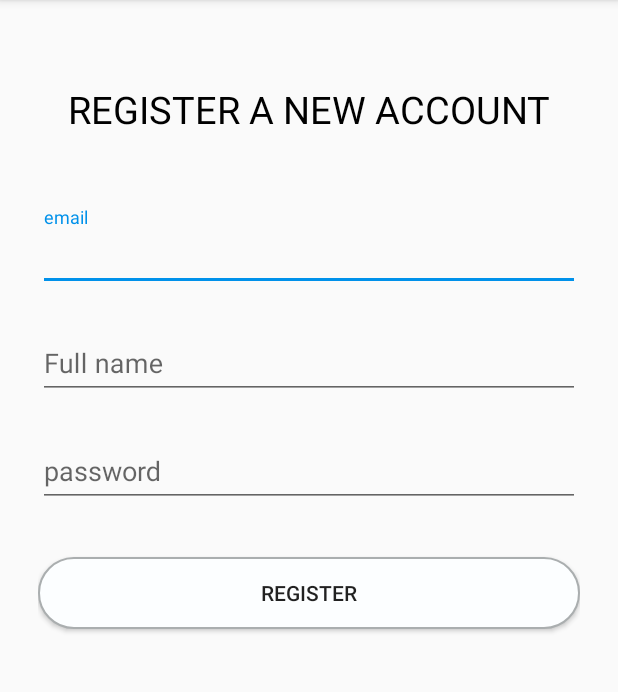
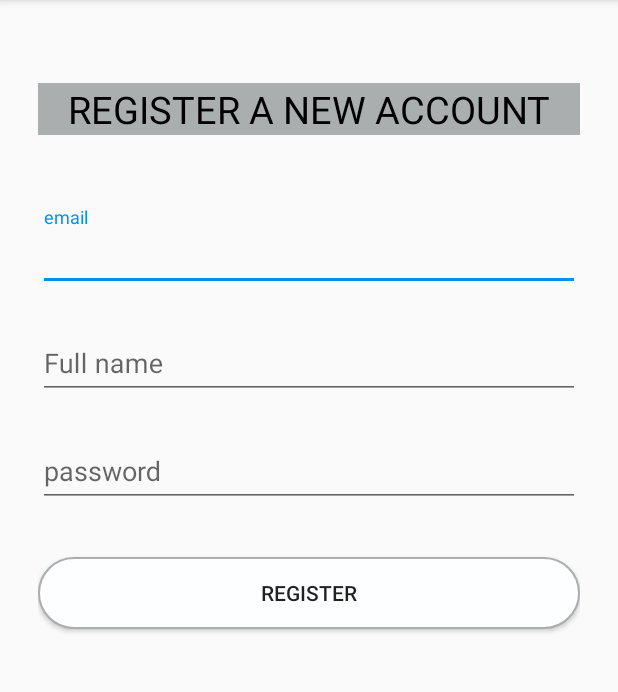
Before and after one commit to ebteesaam/EducationExchange, an Android app: the RegisterPage screen opened directly, with no data from a screen before it, on a phone screen of 412 x 824 dp, the part 84-776 px from its top. Run offline under Robolectric (Android 15) with nearby library versions, the phone set to English and light mode, and no system bars.

Commit message:
after add logo and design interface

```diff
--- a/app/src/main/res/layout/activity_profile_page.xml
+++ b/app/src/main/res/layout/activity_profile_page.xml
@@ -106,7 +106,7 @@
             android:layout_marginRight="12dp"
             android:layout_marginTop="50dp"
             android:background="@drawable/white_rounded_buttom"
-            android:text="My Book"/>
+            android:text="@string/my_books"/>
     </RelativeLayout>
     <RelativeLayout
         android:layout_width="match_parent"
--- a/app/src/main/res/layout/register_page.xml
+++ b/app/src/main/res/layout/register_page.xml
@@ -7,32 +7,33 @@
         android:layout_width="match_parent"
         android:layout_height="wrap_content"
         android:orientation="vertical"
-        android:paddingTop="55dp"
         android:paddingLeft="25dp"
         android:paddingRight="25dp"
+        android:paddingTop="55dp"
         >
         <TextView
             android:layout_width="match_parent"
             android:layout_height="wrap_content"
+            android:layout_gravity="center_horizontal"
+            android:layout_marginBottom="40dp"
+            android:background="@color/gray"
+            android:gravity="center_horizontal"
             android:text="@string/register"
-            android:textSize="25sp"
             android:textColor="@color/black"
-            android:layout_gravity="center_horizontal"
-            android:gravity="center_horizontal"
-            android:layout_marginBottom="40dp"/>
+            android:textSize="25sp"/>
 
         <android.support.design.widget.TextInputLayout
             android:layout_width="match_parent"
             android:layout_height="wrap_content"
-            android:layout_marginTop="8dp"
-            android:layout_marginBottom="8dp">
+            android:layout_marginBottom="8dp"
+            android:layout_marginTop="8dp">
 
             <EditText
+                android:id="@+id/input_email"
                 android:layout_width="match_parent"
                 android:layout_height="wrap_content"
+                android:hint="email"
                 android:inputType="textEmailAddress"
-                android:hint="email"
-                android:id="@+id/input_email"
                 />
 
         </android.support.design.widget.TextInputLayout>
@@ -40,15 +41,15 @@
         <android.support.design.widget.TextInputLayout
             android:layout_width="match_parent"
             android:layout_height="wrap_content"
-            android:layout_marginTop="8dp"
-            android:layout_marginBottom="8dp">
+            android:layout_marginBottom="8dp"
+            android:layout_marginTop="8dp">
 
             <EditText
+                android:id="@+id/input_username"
                 android:layout_width="match_parent"
                 android:layout_height="wrap_content"
+                android:hint="Full name"
                 android:inputType="text"
-                android:hint="Full name"
-                android:id="@+id/input_username"
                 />
 
         </android.support.design.widget.TextInputLayout>
@@ -56,28 +57,28 @@
         <android.support.design.widget.TextInputLayout
             android:layout_width="match_parent"
             android:layout_height="wrap_content"
-            android:layout_marginTop="8dp"
-            android:layout_marginBottom="8dp">
+            android:layout_marginBottom="8dp"
+            android:layout_marginTop="8dp">
 
             <EditText
+                android:id="@+id/input_password"
                 android:layout_width="match_parent"
                 android:layout_height="wrap_content"
+                android:hint="password"
                 android:inputType="textEmailAddress"
-                android:hint="password"
-                android:id="@+id/input_password"
                 />
 
         </android.support.design.widget.TextInputLayout>
 
         <android.support.v7.widget.AppCompatButton
+            android:id="@+id/btn_register"
             android:layout_width="match_parent"
             android:layout_height="wrap_content"
             android:layout_marginBottom="25dp"
             android:layout_marginTop="25dp"
-            android:text="Register"
-            android:id="@+id/btn_register"
+            android:background="@drawable/white_rounded_buttom"
             android:padding="12dp"
-            android:background="@drawable/white_rounded_buttom"/>
+            android:text="Register"/>
 
 
 
--- a/app/src/main/res/values/strings.xml
+++ b/app/src/main/res/values/strings.xml
@@ -6,11 +6,12 @@
     <string name="lecture_notes">Lecture Notes</string>
 
 
-    <string name="name_of_book">Name of material</string>
+    <string name="name_of_book">Name of Book</string>
     <string name="number_of_course">Number of course</string>
     <string name="state">State</string>
     <string name="price">Price</string>
 
+    <string name="my_books">My Books</string>
 
     <string name="name">Name</string>
     <string name="email">Email</string>
```
Also changed, not shown: app/src/main/res/layout/login_page.xml (+18 -18 lines).
